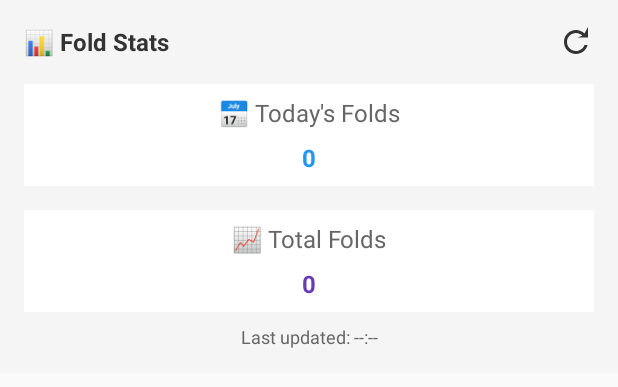
After one commit to Veekshithkadaveru/FoldTracker, an Android app built with Jetpack Compose: the layout fold_count_widget.xml on its own in the app's theme, with its tools: preview values and no code run, on a phone screen of 412 x 824 dp. The commit adds this screen. Shown: the top 387 px of the screen. Run offline under Robolectric (Android 15) with nearby library versions, the phone set to English and light mode, and no system bars.

Commit message:
Improve widget refresh functionality to update without delay

```diff
--- a/app/src/main/res/drawable/ic_refresh.xml
+++ b/app/src/main/res/drawable/ic_refresh.xml
@@ -1,9 +1,11 @@
+<?xml version="1.0" encoding="utf-8"?>
 <vector xmlns:android="http://schemas.android.com/apk/res/android"
     android:width="24dp"
     android:height="24dp"
     android:viewportWidth="24"
-    android:viewportHeight="24">
+    android:viewportHeight="24"
+    android:tint="@color/dark_gray">
     <path
-        android:fillColor="#000000"
-        android:pathData="M12,6v3l4,-4 -4,-4v3c-4.42,0 -8,3.58 -8,8 0,1.57 0.46,3.03 1.24,4.26L6.7,14.8C6.25,13.97 6,13.01 6,12c0,-3.31 2.69,-6 6,-6zM18.76,7.74L17.3,9.2C17.74,10.04 18,11.01 18,12c0,3.31 -2.69,6 -6,6v-3l-4,4 4,4v-3c4.42,0 8,-3.58 8,-8 0,-1.57 -0.46,-3.03 -1.24,-4.26z"/>
+        android:fillColor="@android:color/black"
+        android:pathData="M17.65,6.35C16.2,4.9 14.21,4 12,4c-4.42,0 -7.99,3.58 -7.99,8s3.57,8 7.99,8c3.73,0 6.84,-2.55 7.73,-6h-2.08c-0.82,2.33 -3.04,4 -5.65,4 -3.31,0 -6,-2.69 -6,-6s2.69,-6 6,-6c1.66,0 3.14,0.69 4.22,1.78L13,9h7V2l-2.35,4.35z"/>
 </vector>
--- /dev/null
+++ b/app/src/main/res/layout/fold_count_widget.xml
@@ -0,0 +1,104 @@
+<?xml version="1.0" encoding="utf-8"?>
+<LinearLayout xmlns:android="http://schemas.android.com/apk/res/android"
+    android:id="@+id/widget_container"
+    android:layout_width="match_parent"
+    android:layout_height="wrap_content"
+    android:background="@color/light_gray"
+    android:orientation="vertical"
+    android:padding="16dp">
+
+    <!-- Title row with refresh button -->
+    <LinearLayout
+        android:layout_width="match_parent"
+        android:layout_height="wrap_content"
+        android:gravity="center_vertical"
+        android:orientation="horizontal">
+
+        <TextView
+            android:layout_width="0dp"
+            android:layout_height="wrap_content"
+            android:layout_weight="1"
+            android:text="📊 Fold Stats"
+            android:textColor="@color/dark_gray"
+            android:textSize="16sp"
+            android:textStyle="bold" />
+
+        <ImageButton
+            android:id="@+id/refresh_button"
+            android:layout_width="24dp"
+            android:layout_height="24dp"
+            android:background="@android:color/transparent"
+            android:contentDescription="Refresh"
+            android:src="@drawable/ic_refresh" />
+    </LinearLayout>
+
+    <!-- Today's count card -->
+    <LinearLayout
+        android:layout_width="match_parent"
+        android:layout_height="wrap_content"
+        android:layout_marginTop="16dp"
+        android:background="@color/card_white"
+        android:orientation="vertical"
+        android:padding="8dp">
+
+        <TextView
+            android:layout_width="match_parent"
+            android:layout_height="wrap_content"
+            android:gravity="center"
+            android:text="📅 Today's Folds"
+            android:textColor="@color/medium_gray"
+            android:textSize="16sp" />
+
+        <TextView
+            android:id="@+id/today_count"
+            android:layout_width="match_parent"
+            android:layout_height="wrap_content"
+            android:layout_marginTop="8dp"
+            android:gravity="center"
+            android:text="0"
+            android:textColor="@color/blue"
+            android:textSize="16sp"
+            android:textStyle="bold" />
+    </LinearLayout>
+
+    <!-- Total count card -->
+    <LinearLayout
+        android:layout_width="match_parent"
+        android:layout_height="wrap_content"
+        android:layout_marginTop="16dp"
+        android:background="@color/card_white"
+        android:orientation="vertical"
+        android:padding="8dp">
+
+        <TextView
+            android:layout_width="match_parent"
+            android:layout_height="wrap_content"
+            android:gravity="center"
+            android:text="📈 Total Folds"
+            android:textColor="@color/medium_gray"
+            android:textSize="16sp" />
+
+        <TextView
+            android:id="@+id/fold_count"
+            android:layout_width="match_parent"
+            android:layout_height="wrap_content"
+            android:layout_marginTop="8dp"
+            android:gravity="center"
+            android:text="0"
+            android:textColor="@color/purple"
+            android:textSize="16sp"
+            android:textStyle="bold" />
+    </LinearLayout>
+
+    <!-- Last updated time -->
+    <TextView
+        android:id="@+id/last_updated_time"
+        android:layout_width="match_parent"
+        android:layout_height="wrap_content"
+        android:layout_marginTop="8dp"
+        android:gravity="center"
+        android:text="Last updated: --:--"
+        android:textColor="@color/medium_gray"
+        android:textSize="12sp" />
+
+</LinearLayout>
--- a/app/src/main/res/values/colors.xml
+++ b/app/src/main/res/values/colors.xml
@@ -12,8 +12,8 @@
     <color name="card_white">#FFFFFF</color>
     <color name="dark_gray">#333333</color>
     <color name="medium_gray">#666666</color>
-    <color name="blue">#2575FC</color>
-    <color name="purple">#6A11CB</color>
+    <color name="blue">#2196F3</color>
+    <color name="purple">#673AB7</color>
 
 
 </resources>
```
Also changed, not shown: app/src/main/AndroidManifest.xml (+9 -5 lines), app/src/main/java/com/example/foldtracker/feature/widget/FoldCountWidget.kt (+123 -8 lines), app/src/main/java/com/example/foldtracker/feature/widget/FoldCountWidgetReceiver.kt (+16 -11 lines), app/src/main/java/com/example/foldtracker/feature/widget/WidgetRefreshCallback.kt (+35 -2 lines), app/src/main/res/drawable/widget_preview.xml (added, +11 -0 lines), app/src/main/res/xml/fold_count_widget_info.xml (+7 -6 lines).
